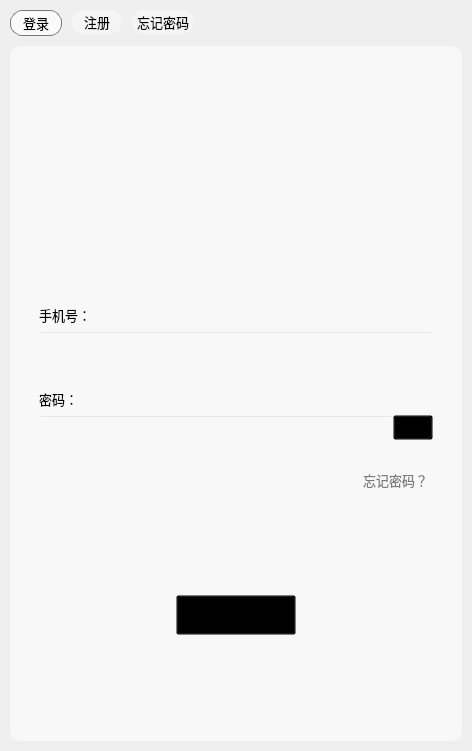
Above: src/module/Login/start_login_form.ui from baby7/agile-tiles before the change. Below: the same form after it.
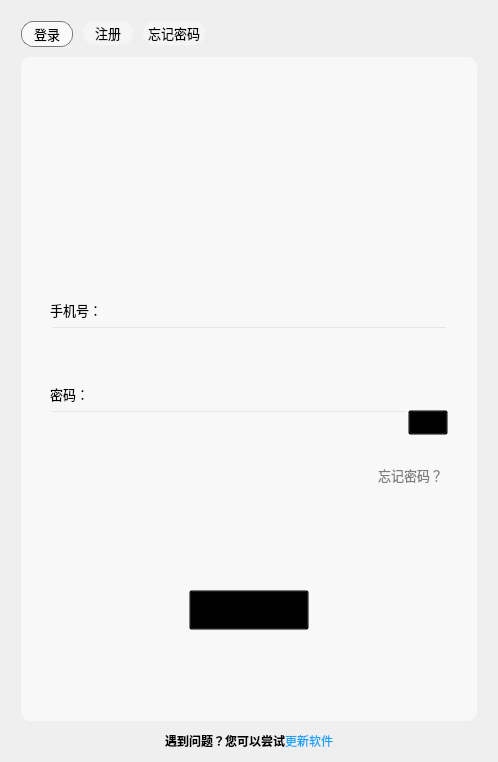
That is the form after the change.

```diff
--- a/src/module/Login/start_login_form.ui
+++ b/src/module/Login/start_login_form.ui
@@ -6,30 +6,20 @@
    <rect>
     <x>0</x>
     <y>0</y>
-    <width>472</width>
-    <height>751</height>
+    <width>498</width>
+    <height>762</height>
    </rect>
   </property>
   <property name="windowTitle">
    <string>Form</string>
   </property>
   <layout class="QGridLayout" name="gridLayout_8">
-   <property name="leftMargin">
-    <number>0</number>
-   </property>
-   <property name="topMargin">
-    <number>0</number>
-   </property>
-   <property name="rightMargin">
-    <number>0</number>
-   </property>
-   <property name="bottomMargin">
-    <number>0</number>
-   </property>
-   <property name="spacing">
-    <number>0</number>
-   </property>
    <item row="0" column="0">
+    <layout class="QVBoxLayout" name="verticalLayout">
+     <property name="spacing">
+      <number>0</number>
+     </property>
+     <item>
     <widget class="QTabWidget" name="tab_widget_login">
      <property name="font">
       <font>
@@ -1895,6 +1885,76 @@
       </layout>
      </widget>
     </widget>
+     </item>
+     <item>
+      <layout class="QHBoxLayout" name="horizontalLayout_13">
+       <property name="spacing">
+        <number>0</number>
+       </property>
+       <item>
+        <spacer name="horizontalSpacer_3">
+         <property name="orientation">
+          <enum>Qt::Horizontal</enum>
+         </property>
+         <property name="sizeHint" stdset="0">
+          <size>
+           <width>40</width>
+           <height>20</height>
+          </size>
+         </property>
+        </spacer>
+       </item>
+       <item>
+        <widget class="QLabel" name="label_3">
+         <property name="minimumSize">
+          <size>
+           <width>0</width>
+           <height>0</height>
+          </size>
+         </property>
+         <property name="font">
+          <font>
+           <family>思源黑体</family>
+           <bold>true</bold>
+          </font>
+         </property>
+         <property name="styleSheet">
+          <string notr="true">border: none; background-color: transparent;</string>
+         </property>
+         <property name="text">
+          <string>遇到问题？您可以尝试</string>
+         </property>
+         <property name="alignment">
+          <set>Qt::AlignCenter</set>
+         </property>
+        </widget>
+       </item>
+       <item>
+        <widget class="QPushButton" name="push_button_update_soft">
+         <property name="styleSheet">
+          <string notr="true">border: none; background-color: transparent;color: rgb(20, 161, 248);</string>
+         </property>
+         <property name="text">
+          <string>更新软件</string>
+         </property>
+        </widget>
+       </item>
+       <item>
+        <spacer name="horizontalSpacer_2">
+         <property name="orientation">
+          <enum>Qt::Horizontal</enum>
+         </property>
+         <property name="sizeHint" stdset="0">
+          <size>
+           <width>40</width>
+           <height>20</height>
+          </size>
+         </property>
+        </spacer>
+       </item>
+      </layout>
+     </item>
+    </layout>
    </item>
   </layout>
  </widget>
```
Lines whose indentation alone changed are shown as unchanged.
